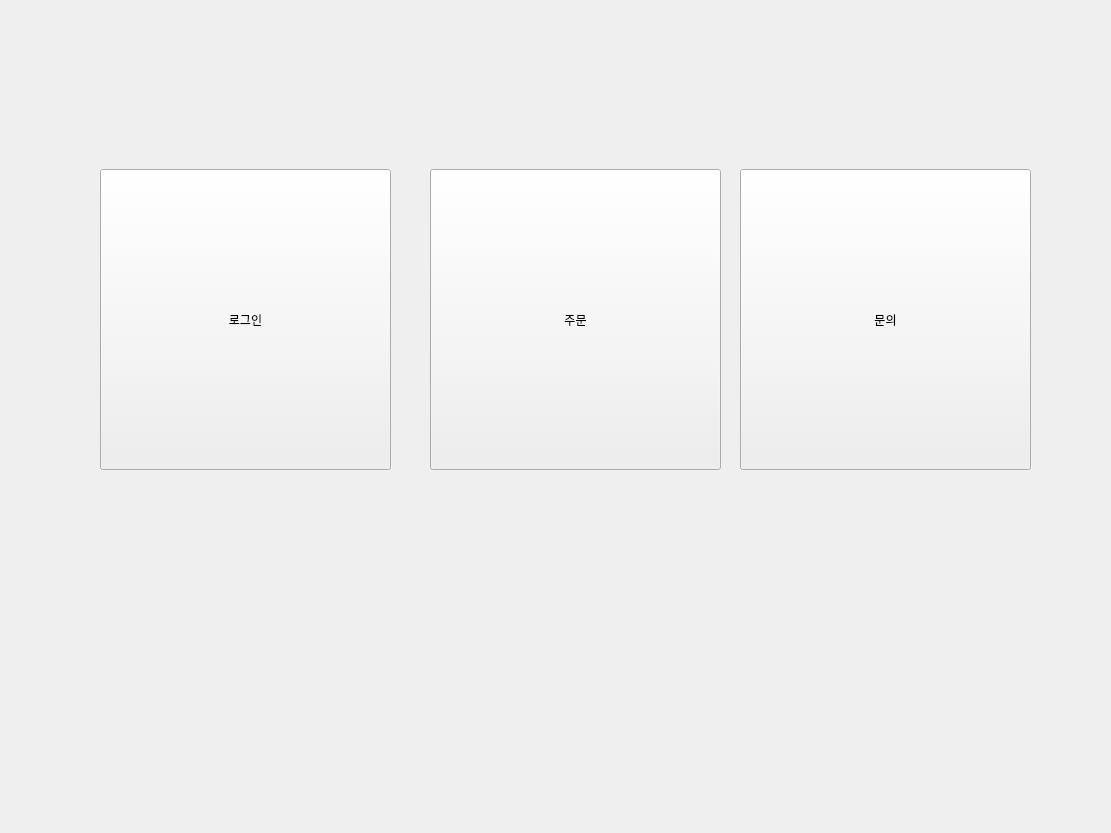
This is total2.ui in tjdqls4965/bada as Qt 5 draws it before an edit. The edited form follows.
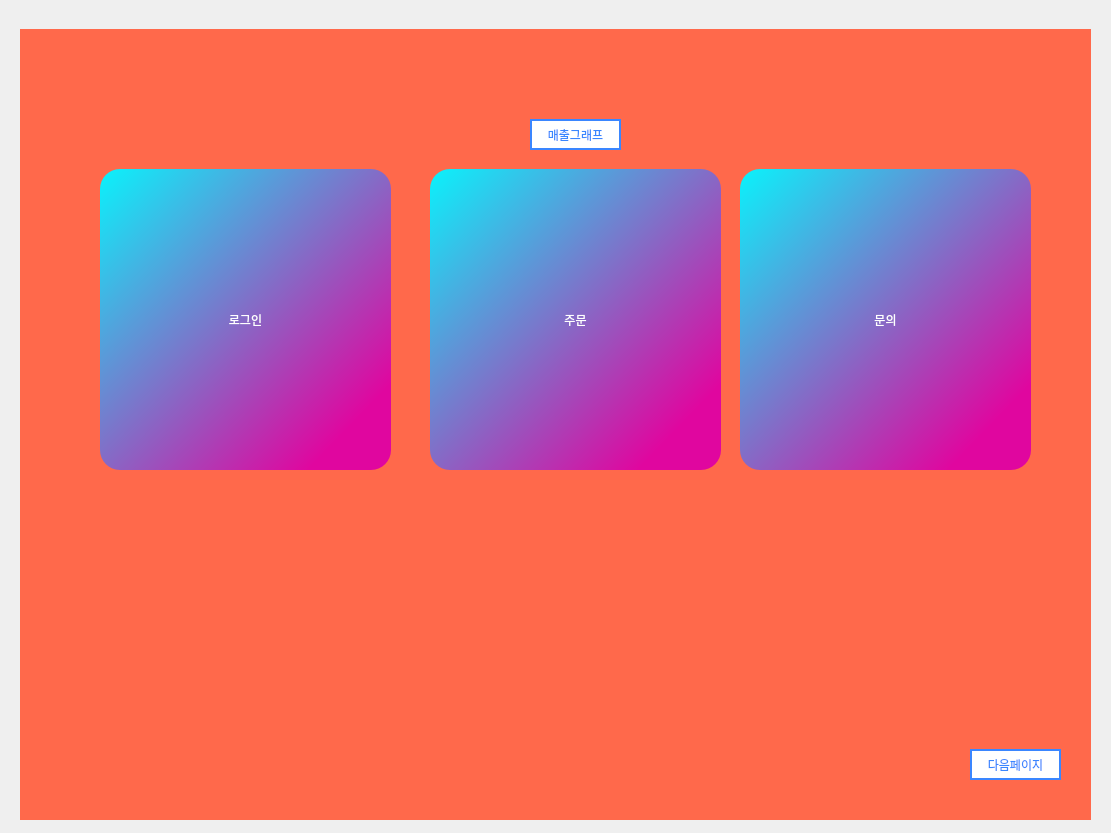
This is the edited form.

Patch:
```diff
--- a/total2.ui
+++ b/total2.ui
@@ -22,6 +22,13 @@
      <height>791</height>
     </rect>
    </property>
+   <property name="styleSheet">
+    <string notr="true">background-color: rgb(66, 85, 16);
+background-color: rgb(255, 105, 75);</string>
+   </property>
+   <property name="currentIndex">
+    <number>0</number>
+   </property>
    <widget class="QWidget" name="page">
     <widget class="QPushButton" name="login_section">
      <property name="geometry">
@@ -32,6 +39,11 @@
        <height>301</height>
       </rect>
      </property>
+     <property name="styleSheet">
+      <string notr="true">color: white;
+	background-color: qlineargradient(spread:pad, x1:0, y1:0, x2:0.857143, y2:0.857955, stop:0 rgba(10, 242, 251, 255), stop:1 rgba(224, 6, 159, 255));
+	border-radius: 20px;</string>
+     </property>
      <property name="text">
       <string>로그인</string>
      </property>
@@ -58,6 +70,11 @@
        <height>301</height>
       </rect>
      </property>
+     <property name="styleSheet">
+      <string notr="true">color: white;
+	background-color: qlineargradient(spread:pad, x1:0, y1:0, x2:0.857143, y2:0.857955, stop:0 rgba(10, 242, 251, 255), stop:1 rgba(224, 6, 159, 255));
+	border-radius: 20px;</string>
+     </property>
      <property name="text">
       <string>주문</string>
      </property>
@@ -71,10 +88,51 @@
        <height>301</height>
       </rect>
      </property>
+     <property name="styleSheet">
+      <string notr="true">color: white;
+	background-color: qlineargradient(spread:pad, x1:0, y1:0, x2:0.857143, y2:0.857955, stop:0 rgba(10, 242, 251, 255), stop:1 rgba(224, 6, 159, 255));
+	border-radius: 20px;</string>
+     </property>
      <property name="text">
       <string>문의</string>
      </property>
     </widget>
+    <widget class="QPushButton" name="graph_btn">
+     <property name="geometry">
+      <rect>
+       <x>510</x>
+       <y>90</y>
+       <width>91</width>
+       <height>31</height>
+      </rect>
+     </property>
+     <property name="styleSheet">
+      <string notr="true">color: rgb(58, 134, 255);
+	background-color: white;
+	border: 2px solid rgb(58, 134, 255);</string>
+     </property>
+     <property name="text">
+      <string>매출그래프</string>
+     </property>
+    </widget>
+    <widget class="QPushButton" name="nxt">
+     <property name="geometry">
+      <rect>
+       <x>950</x>
+       <y>720</y>
+       <width>91</width>
+       <height>31</height>
+      </rect>
+     </property>
+     <property name="styleSheet">
+      <string notr="true">color: rgb(58, 134, 255);
+	background-color: white;
+	border: 2px solid rgb(58, 134, 255);</string>
+     </property>
+     <property name="text">
+      <string>다음페이지</string>
+     </property>
+    </widget>
    </widget>
    <widget class="QWidget" name="page_2"/>
   </widget>
```
